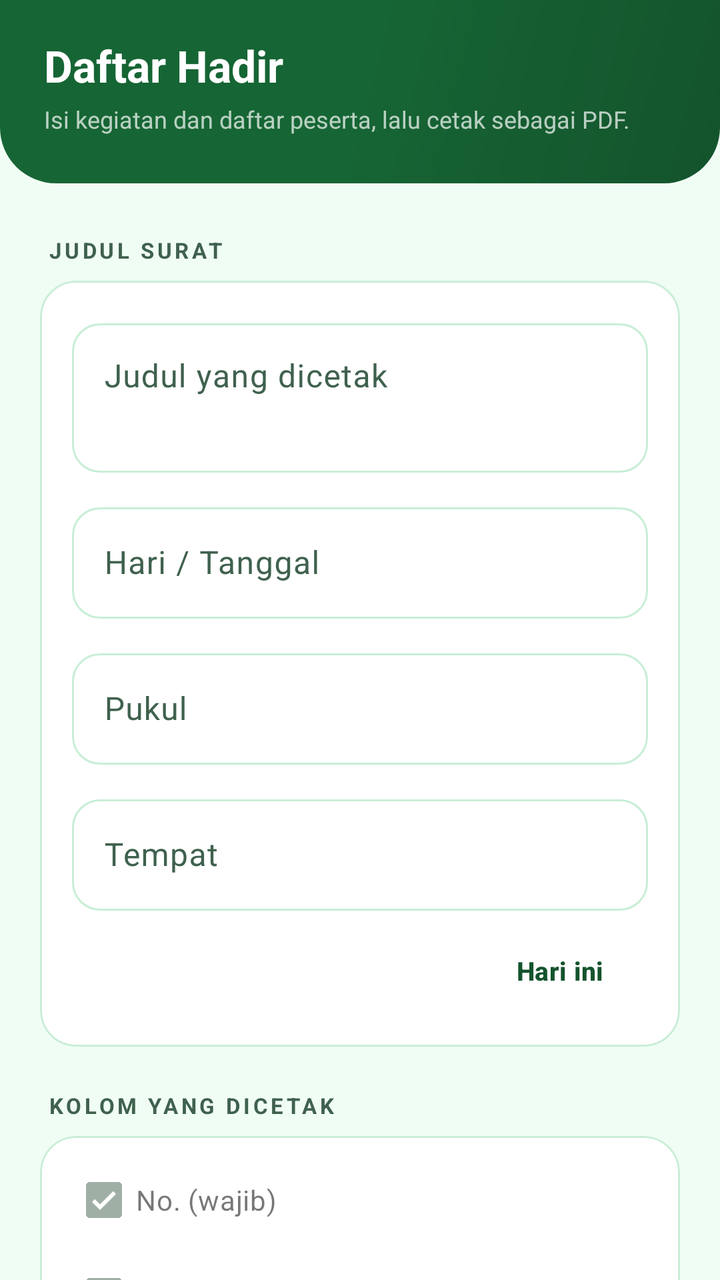
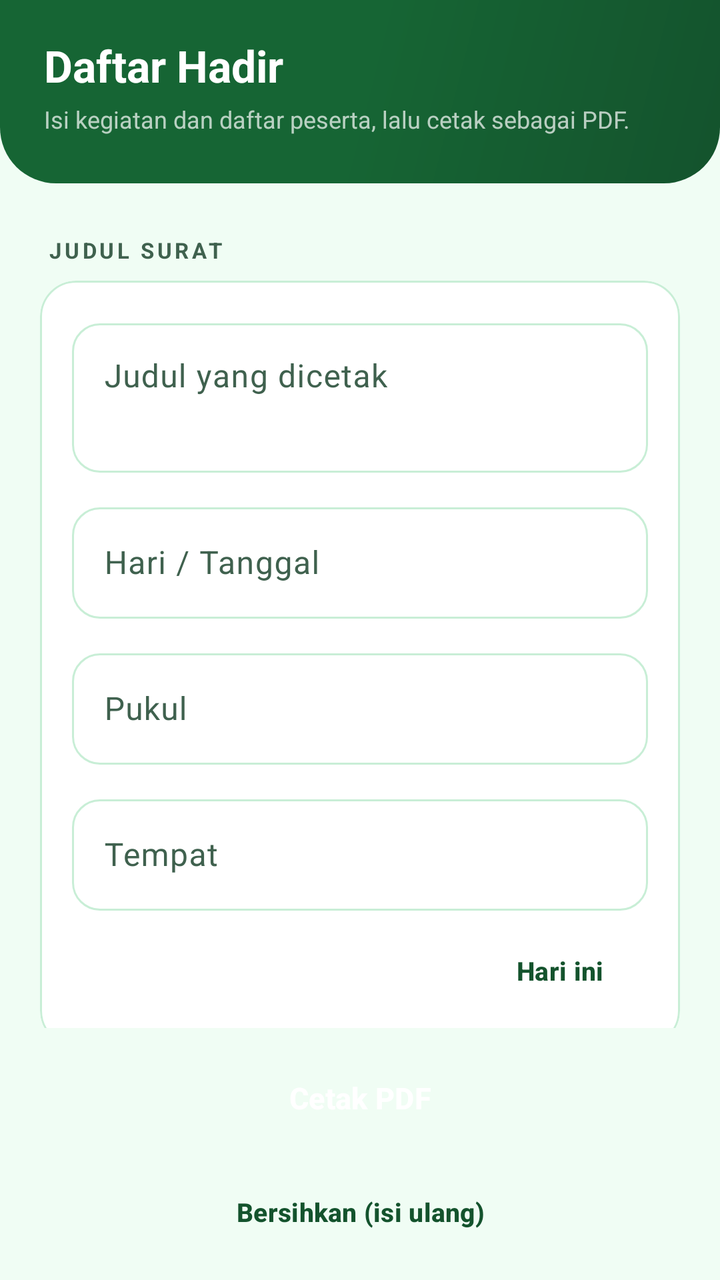

The first picture is an Android layout as it rendered before a commit; the second is the same layout after the commit. The layout source and the unified diff follow.
<!-- AndroidManifest.xml: application theme Theme.SuDesAndroid -->
<!-- res/layout/activity_daftar_hadir.xml -->
<?xml version="1.0" encoding="utf-8"?>
<LinearLayout xmlns:android="http://schemas.android.com/apk/res/android"
    xmlns:app="http://schemas.android.com/apk/res-auto"
    android:layout_width="match_parent"
    android:layout_height="match_parent"
    android:background="@color/page"
    android:orientation="vertical">

    <LinearLayout
        android:id="@+id/kepala"
        android:layout_width="match_parent"
        android:layout_height="wrap_content"
        android:background="@drawable/bg_header"
        android:orientation="vertical"
        android:paddingStart="22dp"
        android:paddingTop="18dp"
        android:paddingEnd="22dp"
        android:paddingBottom="24dp">

        <TextView
            android:layout_width="match_parent"
            android:layout_height="wrap_content"
            android:text="@string/label_daftar_hadir"
            android:textColor="#FFFFFF"
            android:textSize="22sp"
            android:textStyle="bold" />

        <TextView
            android:layout_width="match_parent"
            android:layout_height="wrap_content"
            android:layout_marginTop="4dp"
            android:text="@string/ket_daftar_hadir_form"
            android:textColor="#B3FFFFFF"
            android:textSize="12sp" />
    </LinearLayout>

    <ScrollView
        android:id="@+id/konten"
        android:layout_width="match_parent"
        android:layout_height="0dp"
        android:layout_weight="1"
        android:clipToPadding="false"
        android:fillViewport="true"
        android:scrollbars="none">

        <LinearLayout
            android:layout_width="match_parent"
            android:layout_height="wrap_content"
            android:orientation="vertical"
            android:paddingStart="20dp"
            android:paddingTop="4dp"
            android:paddingEnd="20dp"
            android:paddingBottom="20dp">

            <TextView
                style="@style/JudulGrup"
                android:text="@string/grup_judul_surat" />

            <com.google.android.material.card.MaterialCardView style="@style/KartuStatis">

                <LinearLayout
                    android:layout_width="match_parent"
                    android:layout_height="wrap_content"
                    android:orientation="vertical"
                    android:padding="16dp">

                    <com.google.android.material.textfield.TextInputLayout
                        style="@style/BidangIsian"
                        android:hint="@string/dh_judul_harian">

                        <com.google.android.material.textfield.TextInputEditText
                            android:id="@+id/input_judul"
                            android:layout_width="match_parent"
                            android:layout_height="wrap_content"
                            android:gravity="top|start"
                            android:inputType="textCapSentences|textMultiLine"
                            android:minLines="2" />
                    </com.google.android.material.textfield.TextInputLayout>

                    <com.google.android.material.textfield.TextInputLayout
                        style="@style/BidangIsian"
                        android:layout_marginTop="12dp"
                        android:hint="@string/hint_hari_tanggal">

                        <com.google.android.material.textfield.TextInputEditText
                            android:id="@+id/input_hari_tanggal"
                            android:layout_width="match_parent"
                            android:layout_height="wrap_content"
                            android:maxLines="1" />
                    </com.google.android.material.textfield.TextInputLayout>

                    <com.google.android.material.textfield.TextInputLayout
                        style="@style/BidangIsian"
                        android:layout_marginTop="12dp"
                        android:hint="@string/hint_pukul">

                        <com.google.android.material.textfield.TextInputEditText
                            android:id="@+id/input_pukul"
                            android:layout_width="match_parent"
                            android:layout_height="wrap_content"
                            android:maxLines="1" />
                    </com.google.android.material.textfield.TextInputLayout>

                    <com.google.android.material.textfield.TextInputLayout
                        style="@style/BidangIsian"
                        android:layout_marginTop="12dp"
                        android:hint="@string/hint_tempat">

                        <com.google.android.material.textfield.TextInputEditText
                            android:id="@+id/input_tempat"
                            android:layout_width="match_parent"
                            android:layout_height="wrap_content"
                            android:maxLines="1" />
                    </com.google.android.material.textfield.TextInputLayout>

                    <Button
                        android:id="@+id/btn_hari_ini"
                        style="@style/TombolKecil"
                        android:layout_gravity="end"
                        android:layout_marginTop="8dp"
                        android:text="@string/dh_hari_ini" />
                </LinearLayout>
            </com.google.android.material.card.MaterialCardView>

            <TextView
                style="@style/JudulGrup"
                android:text="@string/grup_kolom_dicetak" />

            <com.google.android.material.card.MaterialCardView style="@style/KartuStatis">

                <LinearLayout
                    android:layout_width="match_parent"
                    android:layout_height="wrap_content"
                    android:orientation="vertical"
                    android:paddingStart="16dp"
                    android:paddingTop="8dp"
                    android:paddingEnd="16dp"
                    android:paddingBottom="8dp">

                    <com.google.android.material.checkbox.MaterialCheckBox
                        android:id="@+id/check_no"
                        android:layout_width="match_parent"
                        android:layout_height="wrap_content"
                        android:checked="true"
                        android:enabled="false"
                        android:text="No. (wajib)" />

                    <com.google.android.material.checkbox.MaterialCheckBox
                        android:id="@+id/check_nama"
                        android:layout_width="match_parent"
                        android:layout_height="wrap_content"
                        android:checked="true"
                        android:enabled="false"
                        android:text="Nama (wajib)" />

                    <com.google.android.material.checkbox.MaterialCheckBox
                        android:id="@+id/check_jk"
                        android:layout_width="match_parent"
                        android:layout_height="wrap_content"
                        android:text="Jenis Kelamin (L/P)" />

                    <com.google.android.material.checkbox.MaterialCheckBox
                        android:id="@+id/check_jabatan"
                        android:layout_width="match_parent"
                        android:layout_height="wrap_content"
                        android:checked="true"
                        android:text="Jabatan" />

                    <com.google.android.material.checkbox.MaterialCheckBox
                        android:id="@+id/check_ttd"
                        android:layout_width="match_parent"
                        android:layout_height="wrap_content"
                        android:checked="true"
                        android:enabled="false"
                        android:text="Tanda Tangan (wajib)" />

                    <com.google.android.material.checkbox.MaterialCheckBox
                        android:id="@+id/check_nip"
                        android:layout_width="match_parent"
                        android:layout_height="wrap_content"
                        android:text="NIP" />

                    <com.google.android.material.checkbox.MaterialCheckBox
                        android:id="@+id/check_nik"
                        android:layout_width="match_parent"
                        android:layout_height="wrap_content"
                        android:text="NIK" />

                    <com.google.android.material.checkbox.MaterialCheckBox
                        android:id="@+id/check_nohp"
                        android:layout_width="match_parent"
                        android:layout_height="wrap_content"
                        android:text="No. Handphone" />

                    <com.google.android.material.checkbox.MaterialCheckBox
                        android:id="@+id/check_alamat"
                        android:layout_width="match_parent"
                        android:layout_height="wrap_content"
                        android:text="Alamat" />

                    <com.google.android.material.checkbox.MaterialCheckBox
                        android:id="@+id/check_ket"
                        android:layout_width="match_parent"
                        android:layout_height="wrap_content"
                        android:text="Keterangan" />

                    <com.google.android.material.checkbox.MaterialCheckBox
                        android:id="@+id/check_kop"
                        android:layout_width="match_parent"
                        android:layout_height="wrap_content"
                        android:layout_marginTop="10dp"
                        android:checked="true"
                        android:text="Tampilkan Kop Surat" />

                    <com.google.android.material.checkbox.MaterialCheckBox
                        android:id="@+id/check_footer"
                        android:layout_width="match_parent"
                        android:layout_height="wrap_content"
                        android:checked="true"
                        android:text="Tampilkan Tanda Tangan Kepala Desa" />
                </LinearLayout>
            </com.google.android.material.card.MaterialCardView>

            <TextView
                style="@style/JudulGrup"
                android:text="@string/grup_peserta" />

            <com.google.android.material.card.MaterialCardView style="@style/KartuStatis">

                <LinearLayout
                    android:layout_width="match_parent"
                    android:layout_height="wrap_content"
                    android:orientation="vertical"
                    android:paddingStart="16dp"
                    android:paddingTop="8dp"
                    android:paddingEnd="16dp"
                    android:paddingBottom="8dp">

                    <TextView
                        android:id="@+id/info_peserta"
                        android:layout_width="match_parent"
                        android:layout_height="wrap_content"
                        android:textSize="12sp"
                        android:textColor="@color/teks_redup" />

                    <LinearLayout
                        android:layout_width="match_parent"
                        android:layout_height="wrap_content"
                        android:layout_marginTop="8dp"
                        android:orientation="horizontal">

                        <Button
                            android:id="@+id/btn_tambah"
                            style="@style/TombolKecil"
                            android:layout_width="0dp"
                            android:layout_weight="1"
                            android:text="@string/dh_tambah" />

                        <Button
                            android:id="@+id/btn_hapus"
                            style="@style/TombolKecil"
                            android:layout_width="0dp"
                            android:layout_marginStart="8dp"
                            android:layout_weight="1"
                            android:text="@string/dh_hapus" />
                    </LinearLayout>
                </LinearLayout>
            </com.google.android.material.card.MaterialCardView>

            <LinearLayout
                android:id="@+id/wadah_peserta"
                android:layout_width="match_parent"
                android:layout_height="wrap_content"
                android:layout_marginTop="12dp"
                android:orientation="vertical" />

            <Button
                android:id="@+id/btn_cetak"
                style="@style/TombolUtama"
                android:layout_marginTop="18dp"
                android:text="@string/cetak_pdf"
                app:icon="@drawable/ic_surat"
                app:iconGravity="textStart"
                app:iconPadding="8dp"
                app:iconTint="@color/on_accent" />

            <Button
                android:id="@+id/btn_bersihkan"
                style="@style/TombolKecil"
                android:layout_width="match_parent"
                android:layout_marginTop="8dp"
                android:text="@string/dh_bersihkan" />

        </LinearLayout>
    </ScrollView>
</LinearLayout>
<!-- resources referenced by this layout -->
<resources>
  <color name="on_accent">#FFFFFF</color>
  <color name="page">#F0FDF4</color>
  <color name="teks_redup">#3F614E</color>
  <!-- drawable bg_header (drawable) -->
  <?xml version="1.0" encoding="utf-8"?>
  <shape xmlns:android="http://schemas.android.com/apk/res/android"
      android:shape="rectangle">
      <gradient
          android:angle="315"
          android:startColor="#166534"
          android:centerColor="#166534"
          android:endColor="#14532D"
          android:type="linear" />
      <corners
          android:bottomLeftRadius="28dp"
          android:bottomRightRadius="28dp" />
  </shape>
  <!-- drawable ic_surat (drawable) -->
  <?xml version="1.0" encoding="utf-8"?>
  <vector xmlns:android="http://schemas.android.com/apk/res/android"
      android:width="24dp"
      android:height="24dp"
      android:viewportWidth="24"
      android:viewportHeight="24">
      <path
          android:fillColor="#FF000000"
          android:pathData="M14,2H6C4.9,2 4.01,2.9 4.01,4L4,20c0,1.1 0.89,2 1.99,2H18c1.1,0 2,-0.9 2,-2V8l-6,-6zM16,18H8v-2h8v2zM16,14H8v-2h8v2zM13,9V3.5L18.5,9H13z" />
  </vector>
  <string name="cetak_pdf">Cetak PDF</string>
  <string name="dh_bersihkan">Bersihkan (isi ulang)</string>
  <string name="dh_hapus">Hapus baris terakhir</string>
  <string name="dh_hari_ini">Hari ini</string>
  <string name="dh_judul_harian">Judul yang dicetak</string>
  <string name="dh_tambah">+ Tambah</string>
  <string name="grup_judul_surat">JUDUL SURAT</string>
  <string name="grup_kolom_dicetak">KOLOM YANG DICETAK</string>
  <string name="grup_peserta">PESERTA</string>
  <string name="hint_hari_tanggal">Hari / Tanggal</string>
  <string name="hint_pukul">Pukul</string>
  <string name="hint_tempat">Tempat</string>
  <string name="ket_daftar_hadir_form">Isi kegiatan dan daftar peserta, lalu cetak sebagai PDF.</string>
  <string name="label_daftar_hadir">Daftar Hadir</string>
  <style name="JudulGrup">
          <item name="android:layout_width">match_parent</item>
          <item name="android:layout_height">wrap_content</item>
          <item name="android:layout_marginTop">22dp</item>
          <item name="android:layout_marginBottom">8dp</item>
          <item name="android:layout_marginStart">4dp</item>
          <item name="android:textColor">@color/teks_redup</item>
          <item name="android:textSize">11sp</item>
          <item name="android:textStyle">bold</item>
          <item name="android:letterSpacing">0.14</item>
      </style>
  <style name="KartuStatis" parent="Kartu">
          <item name="android:clickable">false</item>
          <item name="android:focusable">false</item>
          <item name="rippleColor">@android:color/transparent</item>
      </style>
  <color name="surface">#FFFFFF</color>
  <style name="Kartu">
          <item name="android:layout_width">match_parent</item>
          <item name="android:layout_height">wrap_content</item>
          <item name="cardBackgroundColor">@color/surface</item>
          <item name="cardCornerRadius">18dp</item>
          <item name="cardElevation">0dp</item>
          <item name="strokeColor">@color/garis</item>
          <item name="strokeWidth">1dp</item>
          <item name="rippleColor">@color/accent_muda</item>
          <item name="android:clickable">true</item>
          <item name="android:focusable">true</item>
      </style>
  <color name="accent_dark">#14532D</color>
  <color name="accent_muda">#DCFCE7</color>
  <color name="accent">#15803D</color>
  <color name="emas">#D97706</color>
  <color name="emas_muda">#FEF3C7</color>
  <color name="teks">#052E16</color>
  <color name="surface_naik">#E7F9EE</color>
  <color name="garis">#C8EED6</color>
  <color name="bahaya">#DC2626</color>
  <!-- unchanged entries left out for length: 4 -->
</resources>

<!-- the commit's change to res/layout/activity_daftar_hadir.xml (unified diff, before → after) -->
@@ -274,23 +274,32 @@
                 android:layout_marginTop="12dp"
                 android:orientation="vertical" />
 
-            <Button
-                android:id="@+id/btn_cetak"
-                style="@style/TombolUtama"
-                android:layout_marginTop="18dp"
-                android:text="@string/cetak_pdf"
-                app:icon="@drawable/ic_surat"
-                app:iconGravity="textStart"
-                app:iconPadding="8dp"
-                app:iconTint="@color/on_accent" />
-
-            <Button
-                android:id="@+id/btn_bersihkan"
-                style="@style/TombolKecil"
-                android:layout_width="match_parent"
-                android:layout_marginTop="8dp"
-                android:text="@string/dh_bersihkan" />
-
         </LinearLayout>
     </ScrollView>
+
+    <LinearLayout
+        android:layout_width="match_parent"
+        android:layout_height="wrap_content"
+        android:orientation="vertical"
+        android:paddingStart="20dp"
+        android:paddingEnd="20dp"
+        android:paddingTop="8dp"
+        android:paddingBottom="12dp">
+
+        <Button
+            android:id="@+id/btn_cetak"
+            style="@style/TombolUtama"
+            android:text="@string/cetak_pdf"
+            app:icon="@drawable/ic_surat"
+            app:iconGravity="textStart"
+            app:iconPadding="8dp"
+            app:iconTint="@color/on_accent" />
+
+        <Button
+            android:id="@+id/btn_bersihkan"
+            style="@style/TombolKecil"
+            android:layout_width="match_parent"
+            android:layout_marginTop="8dp"
+            android:text="@string/dh_bersihkan" />
+    </LinearLayout>
 </LinearLayout>
